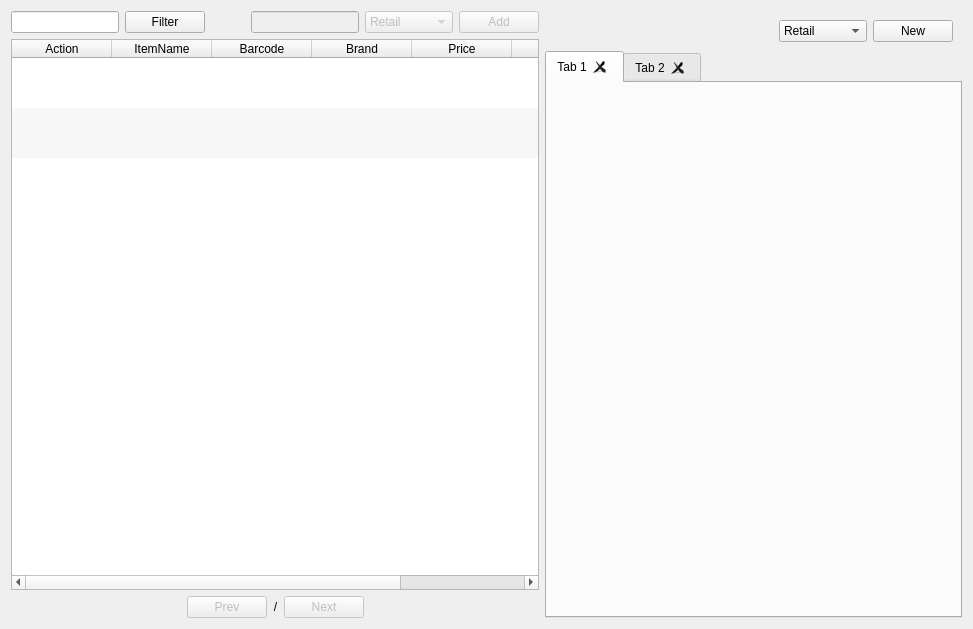
Old version of the form app/views/templates/ManageSales.ui in the repository rondalefloyd/mts-pos.
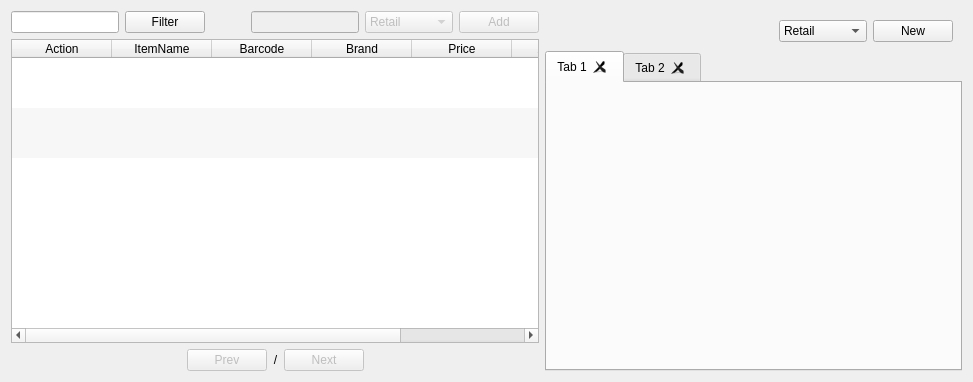
New version of the form.

```diff
--- a/app/views/templates/ManageSales.ui
+++ b/app/views/templates/ManageSales.ui
@@ -7,7 +7,7 @@
     <x>0</x>
     <y>0</y>
     <width>973</width>
-    <height>629</height>
+    <height>382</height>
    </rect>
   </property>
   <property name="windowTitle">
```
